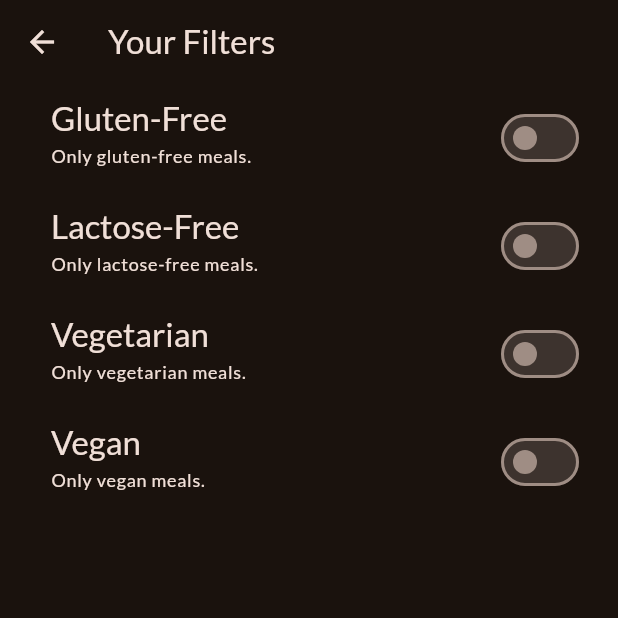
After one commit to ThawedBuffalo/fdcg_08-mealsapp, a Flutter app: the FiltersPage screen opened directly, on a phone screen of 412 x 824 dp, the top half of it. The commit adds this screen. Run offline on Flutter 3.47's test engine with Material 3 defaults, Android fonts, the phone set to English and light mode, and no system bars; our stand-ins replace google_fonts, transparent_image.

Commit message:
section 8, chapter 22

```diff
--- /dev/null
+++ b/lib/screens/filters_page.dart
@@ -0,0 +1,103 @@
+import 'package:flutter/material.dart';
+
+class FiltersPage extends StatefulWidget {
+  const FiltersPage({super.key});
+
+  @override
+  State<FiltersPage> createState() => _FiltersPageState();
+}
+
+class _FiltersPageState extends State<FiltersPage> {
+
+  bool _glutenFreeFilterSet = false;
+  bool _lactoseFreeFilterSet = false;
+  bool _vegetarianFilterSet = false;
+  bool _veganFilterSet = false;
+
+  @override
+  Widget build(BuildContext context) {
+    return Scaffold(
+      appBar: AppBar(
+        title: Text('Your Filters'),
+      ),
+      // drawer: MainDrawer(onSelectScreen: (identifier) {
+      //   Navigator.of(context).pop();
+      //   if ( identifier == 'meals') {
+      //     Navigator.of(context).pushReplacement(MaterialPageRoute(builder: (ctx) => TabsPage()));
+      //   }
+      // }),
+      body: Column(
+        children: [
+          SwitchListTile(value: _glutenFreeFilterSet,
+            onChanged: (isChecked) {
+            setState(() {
+              _glutenFreeFilterSet = isChecked;
+            });
+            },
+          title: Text('Gluten-Free', style: Theme.of(context).textTheme.titleLarge!.copyWith(
+            color: Theme.of(context).colorScheme.onBackground
+          ),
+          ),
+            subtitle: Text('Only gluten-free meals.',
+              style: Theme.of(context).textTheme.labelMedium!.copyWith(
+                color: Theme.of(context).colorScheme.onBackground ),
+          ),
+        activeColor: Theme.of(context).colorScheme.tertiary,
+            contentPadding: const EdgeInsets.only(left: 34, right: 22),
+          ),
+          SwitchListTile(value: _lactoseFreeFilterSet,
+            onChanged: (isChecked) {
+              setState(() {
+                _lactoseFreeFilterSet = isChecked;
+              });
+            },
+            title: Text('Lactose-Free', style: Theme.of(context).textTheme.titleLarge!.copyWith(
+                color: Theme.of(context).colorScheme.onBackground
+            ),
+            ),
+            subtitle: Text('Only lactose-free meals.',
+              style: Theme.of(context).textTheme.labelMedium!.copyWith(
+                  color: Theme.of(context).colorScheme.onBackground ),
+            ),
+            activeColor: Theme.of(context).colorScheme.tertiary,
+            contentPadding: const EdgeInsets.only(left: 34, right: 22),
+          ),
+          SwitchListTile(value: _vegetarianFilterSet,
+            onChanged: (isChecked) {
+              setState(() {
+                _vegetarianFilterSet = isChecked;
+              });
+            },
+            title: Text('Vegetarian', style: Theme.of(context).textTheme.titleLarge!.copyWith(
+                color: Theme.of(context).colorScheme.onBackground
+            ),
+            ),
+            subtitle: Text('Only vegetarian meals.',
+              style: Theme.of(context).textTheme.labelMedium!.copyWith(
+                  color: Theme.of(context).colorScheme.onBackground ),
+            ),
+            activeColor: Theme.of(context).colorScheme.tertiary,
+            contentPadding: const EdgeInsets.only(left: 34, right: 22),
+          ),
+          SwitchListTile(value: _veganFilterSet,
+            onChanged: (isChecked) {
+              setState(() {
+                _veganFilterSet = isChecked;
+              });
+            },
+            title: Text('Vegan', style: Theme.of(context).textTheme.titleLarge!.copyWith(
+                color: Theme.of(context).colorScheme.onBackground
+            ),
+            ),
+            subtitle: Text('Only vegan meals.',
+              style: Theme.of(context).textTheme.labelMedium!.copyWith(
+                  color: Theme.of(context).colorScheme.onBackground ),
+            ),
+            activeColor: Theme.of(context).colorScheme.tertiary,
+            contentPadding: const EdgeInsets.only(left: 34, right: 22),
+          ),
+        ],
+      ),
+    );
+  }
+}
```
Also changed, not shown: lib/screens/tabs_page.dart (+12 -1 lines), lib/widgets/main_drawer.dart (+9 -3 lines).
